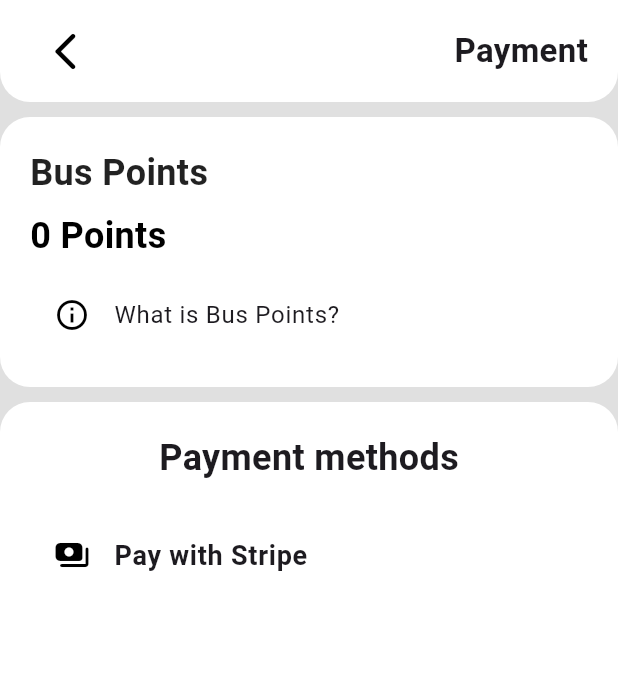
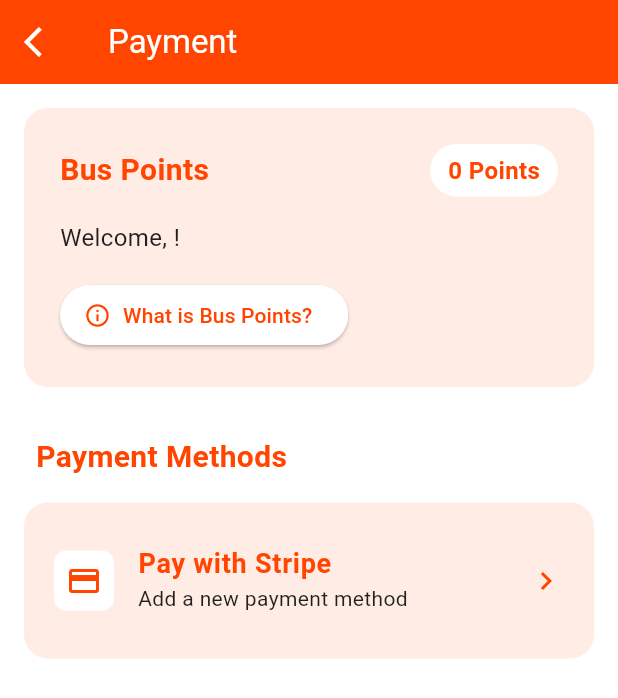
Before and after one commit to Jason-Kaleb/BusBuddy, a Flutter app: the MapView screen opened by its route, after a tap on the "menu" icon, after a tap on "Payment", on a phone screen of 412 x 824 dp. Shown: the top 698 px of the screen. Run offline on Flutter 3.47's test engine with Material 3 defaults, Android fonts, the phone set to English and light mode, and no system bars; our stand-ins replace dio, firebase_auth, firebase_core, firebase_database, flutter_map, fluttertoast and 2 more; missing offline and left inert: flutter_stripe; accounts and stored records are empty; generated files the repository leaves out were written again; network calls fail.

Commit message:
changed designs to view

```diff
--- a/BusBuddy/lib/views/custom_drawer.dart
+++ b/BusBuddy/lib/views/custom_drawer.dart
@@ -35,98 +35,196 @@ class _CustomDrawerState extends State<CustomDrawer> {
   @override
   Widget build(BuildContext context) {
     return Drawer(
-      width: 320,
-      child: ListView(
-        padding: EdgeInsets.zero,
+      child: Container(
+        decoration: const BoxDecoration(
+          gradient: LinearGradient(
+            begin: Alignment.topCenter,
+            end: Alignment.bottomCenter,
+            colors: [Color(0xFFFFF0E6), Colors.white],
+          ),
+        ),
+        child: Column(
           children: <Widget>[
-          Container(
-            margin: const EdgeInsets.symmetric(horizontal: 0.0),
-            padding: const EdgeInsets.all(16.0),
-            decoration: BoxDecoration(
-              color: const Color.fromARGB(255, 255, 255, 255),
-              borderRadius: BorderRadius.circular(20.0),
+            _buildHeader(),
+            Expanded(
+              child: _buildMenuItems(),
             ),
-            child: InkWell(
-              onTap: () {
-                Navigator.of(context).pushNamed(
-                  profileRoute,
+            _buildFooter(),
+          ],
+        ),
+      ),
     );
-              },
-              splashColor: const Color.fromARGB(255, 122, 122, 122),
-              highlightColor: const Color.fromARGB(255, 122, 122, 122),
-              child: UserAccountsDrawerHeader(
-                accountName: Text(
+  }
+
+  Widget _buildHeader() {
+    return Container(
+      padding: const EdgeInsets.fromLTRB(24, 64, 24, 24),
+      decoration: const BoxDecoration(
+        color: Color(0xFFFF4500),
+        borderRadius: BorderRadius.only(
+          bottomLeft: Radius.circular(30),
+          bottomRight: Radius.circular(30),
+        ),
+      ),
+      child: Column(
+        crossAxisAlignment: CrossAxisAlignment.center,
+        children: [
+          Row(
+            children: [
+              CircleAvatar(
+                radius: 36,
+                backgroundColor: Colors.white,
+                child: Text(
+                  _userName.isNotEmpty ? _userName[0].toUpperCase() : '?',
+                  style: const TextStyle(fontSize: 28, fontWeight: FontWeight.bold, color: Color(0xFFFF4500)),
+                ),
+              ),
+              const SizedBox(width: 16),
+              Expanded(
+                child: Column(
+                  crossAxisAlignment: CrossAxisAlignment.start,
+                  children: [
+                    Text(
                       _userName,
                       style: const TextStyle(
                         fontSize: 20,
-                    color: Colors.black,
+                        fontWeight: FontWeight.bold,
+                        color: Colors.white,
                       ),
                     ),
-                accountEmail: Text(
+                    const SizedBox(height: 4),
+                    Text(
                       _userEmail,
                       style: const TextStyle(
                         fontSize: 14,
-                    color: Colors.black,
+                        color: Colors.white70,
+                      ),
+                      overflow: TextOverflow.ellipsis,
+                    ),
+                  ],
                 ),
               ),
-                currentAccountPicture: const CircleAvatar(
-                  backgroundColor: Color.fromARGB(255, 240, 239, 239),
-                  child: Icon(
-                    Icons.person,
-                    color: Color.fromARGB(255, 141, 140, 140),
+            ],
+          ),
+          const SizedBox(height: 24),
+          ElevatedButton.icon(
+            onPressed: () => Navigator.of(context).pushNamed(profileRoute),
+            icon: const Icon(Icons.person, size: 18),
+            label: const Text('View Profile'),
+            style: ElevatedButton.styleFrom(
+              backgroundColor: Colors.white,
+              foregroundColor: const Color(0xFFFF4500),
+              shape: RoundedRectangleBorder(
+                borderRadius: BorderRadius.circular(20),
+              ),
+              padding: const EdgeInsets.symmetric(horizontal: 16, vertical: 8),
             ),
           ),
-                decoration: const BoxDecoration(
-                  color: Colors.transparent,
+        ],
+      ),
+    );
+  }
+
+  Widget _buildMenuItems() {
+    return ListView(
+      padding: const EdgeInsets.symmetric(vertical: 16),
+      children: [
+        _buildMenuItem(
+          icon: Icons.payment_outlined,
+          title: 'Payment',
+          onTap: () => Navigator.of(context).pushNamed(paymentRoute),
+        ),
+        _buildMenuItem(
+          icon: Icons.support_agent,
+          title: 'Support',
+          onTap: () => Navigator.of(context).pushNamed(supportRoute),
+        ),
+        _buildMenuItem(
+          icon: Icons.info_outline_rounded,
+          title: 'About',
+          onTap: () => Navigator.of(context).pushNamed(aboutRoute),
+        ),
+      ],
+    );
+  }
+
+  Widget _buildMenuItem({required IconData icon, required String title, required VoidCallback onTap}) {
+    return Padding(
+      padding: const EdgeInsets.symmetric(horizontal: 16, vertical: 8),
+      child: InkWell(
+        onTap: onTap,
+        borderRadius: BorderRadius.circular(16),
+        child: Ink(
+          decoration: BoxDecoration(
+            color: Colors.white,
+            borderRadius: BorderRadius.circular(16),
+            boxShadow: [
+              BoxShadow(
+                color: Colors.grey.withOpacity(0.1),
+                spreadRadius: 1,
+                blurRadius: 3,
+                offset: const Offset(0, 1),
+              ),
+            ],
+          ),
+          child: Padding(
+            padding: const EdgeInsets.all(16),
+            child: Row(
+              children: [
+                Container(
+                  padding: const EdgeInsets.all(8),
+                  decoration: BoxDecoration(
+                    color: const Color(0xFFFFF0E6),
+                    borderRadius: BorderRadius.circular(12),
+                  ),
+                  child: Icon(icon, color: const Color(0xFFFF4500), size: 24),
+                ),
+                const SizedBox(width: 16),
+                Expanded(
+                  child: Text(
+                    title,
+                    style: const TextStyle(fontSize: 16, fontWeight: FontWeight.w500),
+                  ),
+                ),
+                const Icon(Icons.chevron_right, color: Colors.grey),
+              ],
             ),
           ),
         ),
       ),
-          Container(
-            margin: const EdgeInsets.symmetric(horizontal: 0.0, vertical: 20.0),
-            padding: const EdgeInsets.all(16.0),
+    );
+  }
+
+  Widget _buildFooter() {
+    return Container(
+      padding: const EdgeInsets.symmetric(vertical: 16, horizontal: 24),
       decoration: BoxDecoration(
-              color: const Color.fromARGB(255, 255, 255, 255),
-              borderRadius: BorderRadius.circular(20.0),
-            ),
-            child: Column(
-              children: [
-                ListTile(
-                  leading: const Icon(Icons.payment_outlined,
-                      color: Color.fromARGB(255, 0, 0, 0)),
-                  title: const Text('Payment'),
-                  onTap: () {
-                    Navigator.of(context).pushNamed(paymentRoute);
-                  },
-                ),
-                const Divider(),
-                ListTile(
-                  leading: const Icon(Icons.support_agent,
-                      color: Color.fromARGB(255, 0, 0, 0)),
-                  title: const Text('Support'),
-                  onTap: () {
-                    Navigator.of(context).pushNamed(supportRoute);
-                  },
-                ),
-                const Divider(),
-                ListTile(
-                  leading: const Icon(Icons.info_outline_rounded,
-                      color: Color.fromARGB(255, 0, 0, 0)),
-                  title: const Text('About'),
-                  onTap: () {
-                    Navigator.of(context).pushNamed(aboutRoute);
-                  },
+        color: Colors.white,
+        boxShadow: [
+          BoxShadow(
+            color: Colors.grey.withOpacity(0.1),
+            spreadRadius: 1,
+            blurRadius: 3,
+            offset: const Offset(0, -1),
           ),
         ],
       ),
+      child: Row(
+        mainAxisAlignment: MainAxisAlignment.spaceBetween,
+        children: [
+          const Text(
+            'Bus Buddy',
+            style: TextStyle(
+              fontSize: 18,
+              fontWeight: FontWeight.bold,
+              color: Color(0xFFFF4500),
             ),
-          Container(
-            height: 352,
-            margin: const EdgeInsets.symmetric(horizontal: 0.0),
-            padding: const EdgeInsets.all(16.0),
-            decoration: BoxDecoration(
-              color: const Color.fromARGB(255, 255, 255, 255),
-              borderRadius: BorderRadius.circular(20.0),
+          ),
+          Text(
+            'Version 1.0.0',
+            style: TextStyle(
+              fontSize: 12,
+              color: Colors.grey[600],
             ),
           ),
         ],
--- a/BusBuddy/lib/views/payment_view.dart
+++ b/BusBuddy/lib/views/payment_view.dart
@@ -79,121 +79,145 @@ class _PaymentViewState extends State<PaymentView> {
   Widget build(BuildContext context) {
     return Scaffold(
       backgroundColor: Colors.white,
-      body: SafeArea(
-        child: Container(
-          color: Colors.grey.shade300,
-          child: Column(
-            children: <Widget>[
-              Container(
-                decoration: const BoxDecoration(
-                  color: Colors.white,
-                  borderRadius: BorderRadius.vertical(
-                    bottom: Radius.circular(20),
+      appBar: AppBar(
+        elevation: 0,
+        backgroundColor: const Color(0xFFFF4500),
+        title: const Text('Payment', style: TextStyle(color: Colors.white)),
+        leading: IconButton(
+          icon: const Icon(Icons.arrow_back_ios, color: Colors.white),
+          onPressed: () => Navigator.pop(context),
         ),
       ),
-                padding: const EdgeInsets.symmetric(
-                    horizontal: 20.0, vertical: 10.0),
+      body: SingleChildScrollView(
         child: Column(
+          crossAxisAlignment: CrossAxisAlignment.start,
+          children: [
+            _buildPointsCard(),
+            const SizedBox(height: 16),
+            _buildPaymentMethods(),
+          ],
+        ),
+      ),
+    );
+  }
+
+  Widget _buildPointsCard() {
+    return Container(
+      margin: const EdgeInsets.all(16),
+      padding: const EdgeInsets.all(24),
+      decoration: BoxDecoration(
+        color: const Color(0xFFFF4500).withOpacity(0.1),
+        borderRadius: BorderRadius.circular(16),
+      ),
+      child: Column(
+        crossAxisAlignment: CrossAxisAlignment.start,
         children: [
           Row(
             mainAxisAlignment: MainAxisAlignment.spaceBetween,
             children: [
-                        IconButton(
-                          icon: const Icon(
-                            Icons.arrow_back_ios_rounded,
-                            color: Colors.black,
-                            size: 30,
+              const Text(
+                'Bus Points',
+                style: TextStyle(
+                  fontSize: 20,
+                  fontWeight: FontWeight.bold,
+                  color: Color(0xFFFF4500),
                 ),
-                          onPressed: () {
-                            Navigator.pop(context);
-                          },
               ),
-                        const Text(
-                          'Payment',
-                          style: TextStyle(
-                            fontSize: 22.0,
+              Container(
+                padding: const EdgeInsets.symmetric(horizontal: 12, vertical: 6),
+                decoration: BoxDecoration(
+                  color: Colors.white,
+                  borderRadius: BorderRadius.circular(20),
+                ),
+                child: Text(
+                  '$_points Points',
+                  style: const TextStyle(
+                    fontSize: 16,
                     fontWeight: FontWeight.bold,
+                    color: Color(0xFFFF4500),
+                  ),
                 ),
               ),
             ],
           ),
+          const SizedBox(height: 16),
+          Text(
+            'Welcome, $_userName!',
+            style: const TextStyle(
+              fontSize: 16,
+              color: Colors.black87,
+            ),
+          ),
+          const SizedBox(height: 16),
+          ElevatedButton.icon(
+            onPressed: () {
+              // Implement 'What is Bus Points?' functionality
+            },
+            icon: const Icon(Icons.info_outline, size: 18),
+            label: const Text('What is Bus Points?'),
+            style: ElevatedButton.styleFrom(
+              backgroundColor: Colors.white,
+              foregroundColor: const Color(0xFFFF4500),
+              shape: RoundedRectangleBorder(
+                borderRadius: BorderRadius.circular(30),
+              ),
+            ),
+          ),
         ],
       ),
-              ),
-              const SizedBox(height: 10),
-              Container(
-                decoration: const BoxDecoration(
-                  color: Colors.white,
-                  borderRadius: BorderRadius.vertical(
-                    bottom: Radius.circular(20),
-                    top: Radius.circular(20),
-                  ),
-                ),
-                padding: const EdgeInsets.symmetric(
-                    horizontal: 20.0, vertical: 20.0),
+    );
+  }
+
+  Widget _buildPaymentMethods() {
+    return Container(
+      margin: const EdgeInsets.symmetric(horizontal: 16),
       child: Column(
         crossAxisAlignment: CrossAxisAlignment.start,
         children: [
-                    const Text(
-                      'Bus Points',
+          const Padding(
+            padding: EdgeInsets.only(left: 8, bottom: 16),
+            child: Text(
+              'Payment Methods',
               style: TextStyle(
-                        fontSize: 24.0,
-                        fontWeight: FontWeight.w600,
-                        color: Colors.black87,
+                fontSize: 20,
+                fontWeight: FontWeight.bold,
+                color: Color(0xFFFF4500),
               ),
             ),
-                    const SizedBox(height: 8),
-                    Text(
-                      '$_points Points',
-                      style: const TextStyle(
-                        fontSize: 24.0,
-                        fontWeight: FontWeight.bold,
-                        color: Colors.black,
           ),
+          Container(
+            decoration: BoxDecoration(
+              color: const Color(0xFFFF4500).withOpacity(0.1),
+              borderRadius: BorderRadius.circular(16),
             ),
-                    const SizedBox(height: 8.0),
-                    ListTile(
-                      leading:
-                          const Icon(Icons.info_outline, color: Colors.black),
-                      title: const Text('What is Bus Points?'),
-                      onTap: () {},
+            child: ListTile(
+              contentPadding: const EdgeInsets.symmetric(horizontal: 20, vertical: 16),
+              leading: Container(
+                padding: const EdgeInsets.all(8),
+                decoration: BoxDecoration(
+                  color: Colors.white,
+                  borderRadius: BorderRadius.circular(8),
+                ),
+                child: const Icon(Icons.payment, color: Color(0xFFFF4500), size: 24),
+              ),
+              title: const Text(
+                'Pay with Stripe',
+                style: TextStyle(fontSize: 18, fontWeight: FontWeight.bold, color: Color(0xFFFF4500)),
+              ),
+              subtitle: const Text('Add a new payment method', style: TextStyle(color: Colors.black87)),
+              trailing: const Icon(Icons.chevron_right, color: Color(0xFFFF4500)),
+              onTap: _handleStripePayment,
+            ),
           ),
         ],
       ),
-              ),
-              const SizedBox(height: 10),
-              Expanded(
-                child: Container(
-                  decoration: const BoxDecoration(
-                    color: Colors.white,
-                    borderRadius: BorderRadius.vertical(
-                      top: Radius.circular(20),
-                    ),
-                  ),
-                  padding: const EdgeInsets.symmetric(horizontal: 20.0),
-                  child: Column(
-                    children: [
-                      const SizedBox(height: 20.0),
-                      const Text(
-                        'Payment methods',
-                        style: TextStyle(
-                          fontSize: 24.0,
-                          fontWeight: FontWeight.w600,
-                        ),
-                      ),
-                      const SizedBox(height: 20.0),
-                      ListTile(
-                        leading: const Icon(Icons.payments_rounded,
-                            color: Colors.black),
-                        title: const Text(
-                          'Pay with Stripe',
-                          style: TextStyle(
-                              fontSize: 18, fontWeight: FontWeight.bold),
-                        ),
-                        onTap: () async {
-                          final int? amount =
-                              await promptForPayment(context, _userName);
+    );
+  }
+
+  Future<void> _handleStripePayment() async {
+    final int? amount = await promptForPayment(context, _userName);
     if (amount != null) {
+      try {
         await StripeService.instance.makePayment(
           merchantDisplayName: "Bus Buddy Points",
           amount: amount,
@@ -204,31 +228,21 @@ class _PaymentViewState extends State<PaymentView> {
         });
 
         final user = FirebaseAuth.instance.currentUser;
-
         if (user != null) {
           final uid = user.uid;
-                              final DatabaseReference ref = FirebaseDatabase
-                                  .instance
-                                  .ref('users/$uid/points');
+          final DatabaseReference ref = FirebaseDatabase.instance.ref('users/$uid/points');
           await ref.set(_points);
-                              print("it runs successfully");
+          print("Payment successful");
+        }
+      } catch (e) {
+        if (mounted) {
+          showErrorDialog(context, "An error occurred during payment: ${e.toString()}");
+        }
       }
     } else {
-                            if (context.mounted) {
-                              showErrorDialog(context,
-                                  "Payment was canceled or no amount was entered.");
+      if (mounted) {
+        showErrorDialog(context, "Payment was canceled or no amount was entered.");
       }
     }
-                        },
-                      ),
-                    ],
-                  ),
-                ),
-              ),
-            ],
-          ),
-        ),
-      ),
-    );
   }
 }
```
Lines whose indentation alone changed are shown as unchanged.
